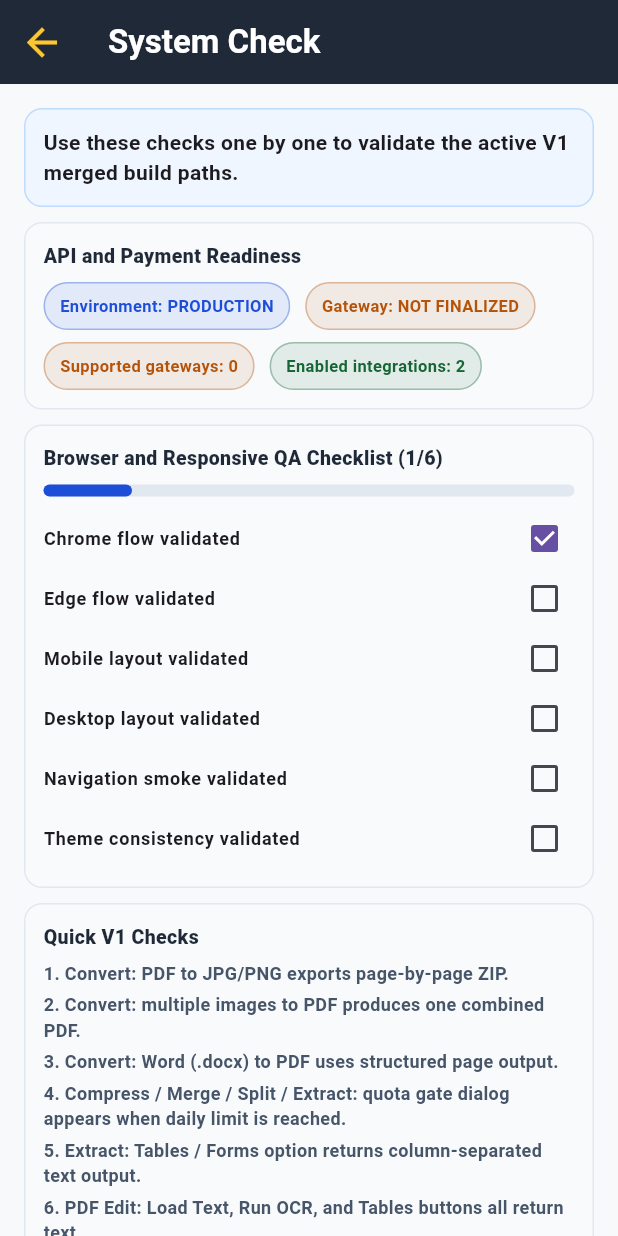
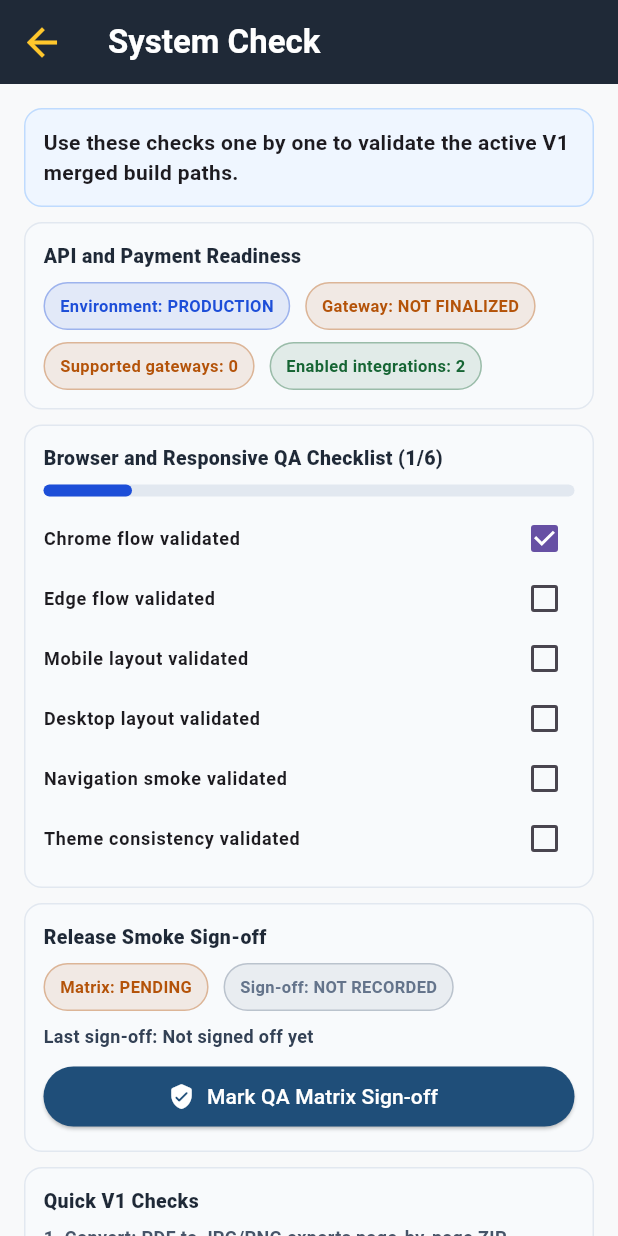
Before and after one commit to rajeshkhola-ry/jobready_india, a Flutter app: the SystemCheckPage screen opened by its route, after a tap on "Chrome flow validated", on a phone screen of 412 x 824 dp. Run offline on Flutter 3.47's test engine with Material 3 defaults, Android fonts, the phone set to English and light mode, and no system bars; our stand-ins replace file_picker, pdf; missing offline and left inert: docx_template, pdf_render, syncfusion_flutter_pdf, universal_html.

Commit message:
chore: complete V1.1 QA sign-off checkpoint

```diff
--- a/lib/Pages/system_check_page.dart
+++ b/lib/Pages/system_check_page.dart
@@ -22,6 +22,7 @@
 
 class _SystemCheckPageState extends State<SystemCheckPage> {
   static const String _qaStorageKey = 'jobready_v11_qa_checklist';
+  static const String _qaSignOffStorageKey = 'jobready_v11_qa_signoff_at';
 
   final Map<String, bool> _qaChecks = {
     'chrome': false,
@@ -33,12 +34,22 @@
   };
 
   int _enabledIntegrationApps = 0;
+  String? _qaSignedOffAt;
 
   @override
   void initState() {
     super.initState();
     _loadQaChecks();
+    _loadQaSignOff();
     _loadIntegrationStats();
+  }
+
+  void _loadQaSignOff() {
+    final raw = html.window.localStorage[_qaSignOffStorageKey];
+    if (raw == null || raw.trim().isEmpty) {
+      return;
+    }
+    _qaSignedOffAt = raw;
   }
 
   void _loadQaChecks() {
@@ -94,6 +105,109 @@
       return 0;
     }
     return done / total;
+  }
+
+  bool _canSignOffQa() {
+    return _qaChecks.values.every((value) => value);
+  }
+
+  String _formattedSignOff() {
+    final raw = _qaSignedOffAt;
+    if (raw == null || raw.trim().isEmpty) {
+      return 'Not signed off yet';
+    }
+    final parsed = DateTime.tryParse(raw);
+    if (parsed == null) {
+      return raw;
+    }
+    final local = parsed.toLocal();
+    final month = local.month.toString().padLeft(2, '0');
+    final day = local.day.toString().padLeft(2, '0');
+    final hour = local.hour.toString().padLeft(2, '0');
+    final minute = local.minute.toString().padLeft(2, '0');
+    return '${local.year}-$month-$day $hour:$minute';
+  }
+
+  void _markQaSignOff() {
+    if (!_canSignOffQa()) {
+      ScaffoldMessenger.of(context).showSnackBar(
+        const SnackBar(content: Text('Complete all QA checklist items before sign-off.')),
+      );
+      return;
+    }
+
+    final nowIso = DateTime.now().toUtc().toIso8601String();
+    setState(() {
+      _qaSignedOffAt = nowIso;
+    });
+    html.window.localStorage[_qaSignOffStorageKey] = nowIso;
+    ScaffoldMessenger.of(context).showSnackBar(
+      const SnackBar(content: Text('QA smoke matrix signed off locally.')),
+    );
+  }
+
+  Widget _qaSignOffCard() {
+    final signOffReady = _canSignOffQa();
+    final signedOff = _qaSignedOffAt != null && _qaSignedOffAt!.trim().isNotEmpty;
+
+    return Container(
+      padding: const EdgeInsets.all(12),
+      decoration: BoxDecoration(
+        color: const Color(0xFFF8FAFC),
+        borderRadius: BorderRadius.circular(12),
+        border: Border.all(color: const Color(0xFFE2E8F0)),
+      ),
+      child: Column(
+        crossAxisAlignment: CrossAxisAlignment.start,
+        children: [
+          const Text(
+            'Release Smoke Sign-off',
+            style: TextStyle(
+              fontSize: 13,
+              fontWeight: FontWeight.w800,
+              color: Color(0xFF1F2937),
+            ),
+          ),
+          const SizedBox(height: 8),
+          Wrap(
+            spacing: 10,
+            runSpacing: 8,
+            children: [
+              _statusChip(
+                label: signOffReady ? 'Matrix: READY' : 'Matrix: PENDING',
+                color: signOffReady ? const Color(0xFF166534) : const Color(0xFFB45309),
+              ),
+              _statusChip(
+                label: signedOff ? 'Sign-off: RECORDED' : 'Sign-off: NOT RECORDED',
+                color: signedOff ? const Color(0xFF1D4ED8) : const Color(0xFF64748B),
+              ),
+            ],
+          ),
+          const SizedBox(height: 8),
+          Text(
+            'Last sign-off: ${_formattedSignOff()}',
+            style: const TextStyle(
+              fontSize: 12,
+              fontWeight: FontWeight.w600,
+              color: Color(0xFF334155),
+            ),
+          ),
+          const SizedBox(height: 8),
+          SizedBox(
+            width: double.infinity,
+            child: ElevatedButton.icon(
+              onPressed: _markQaSignOff,
+              icon: const Icon(Icons.verified_user_rounded),
+              label: const Text('Mark QA Matrix Sign-off'),
+              style: ElevatedButton.styleFrom(
+                backgroundColor: const Color(0xFF1F4E79),
+                foregroundColor: Colors.white,
+              ),
+            ),
+          ),
+        ],
+      ),
+    );
   }
 
   void _openTool(BuildContext context, Widget page) {
@@ -304,6 +418,8 @@
           const SizedBox(height: 10),
           _qaChecklistCard(),
           const SizedBox(height: 10),
+          _qaSignOffCard(),
+          const SizedBox(height: 10),
           Container(
             padding: const EdgeInsets.all(12),
             decoration: BoxDecoration(
```
Also changed, not shown: 2 other files.
